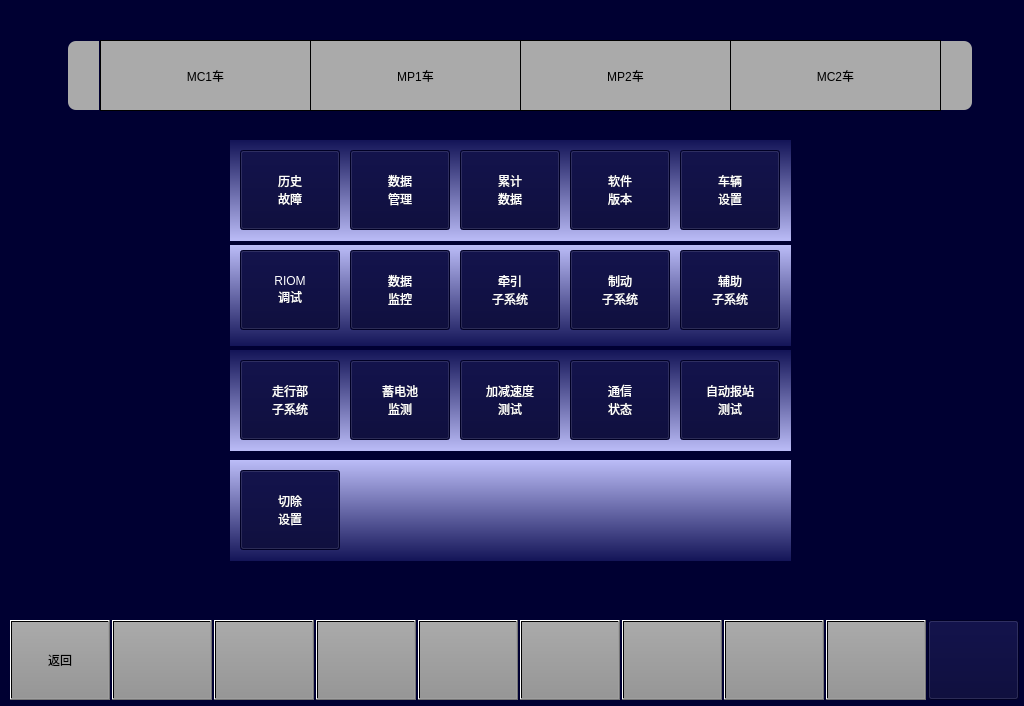
First picture: the form in vehiclemaintainpage.ui, repository 994656234/HHL, before the edit.
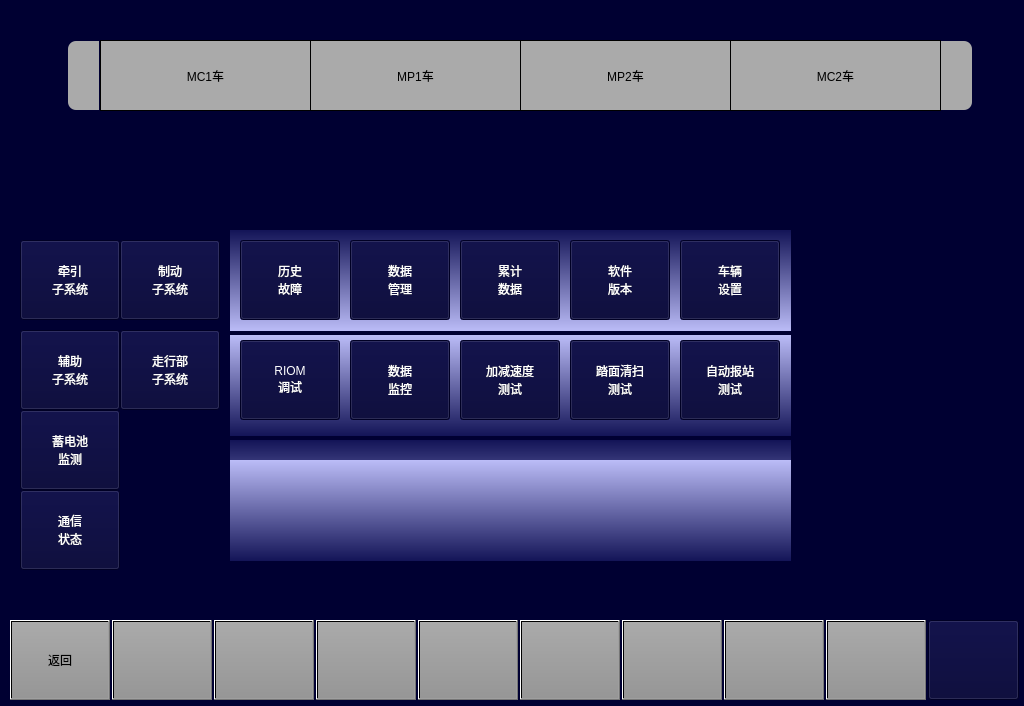
Second picture: the form after the edit. Icons and pictures are not drawn.

Patch:
```diff
--- a/vehiclemaintainpage.ui
+++ b/vehiclemaintainpage.ui
@@ -63,7 +63,7 @@
    <property name="geometry">
     <rect>
      <x>350</x>
-     <y>150</y>
+     <y>240</y>
      <width>100</width>
      <height>80</height>
     </rect>
@@ -82,7 +82,7 @@
    <property name="geometry">
     <rect>
      <x>240</x>
-     <y>150</y>
+     <y>240</y>
      <width>100</width>
      <height>80</height>
     </rect>
@@ -144,7 +144,7 @@
    <property name="geometry">
     <rect>
      <x>230</x>
-     <y>140</y>
+     <y>230</y>
      <width>561</width>
      <height>101</height>
     </rect>
@@ -179,7 +179,7 @@
    <property name="geometry">
     <rect>
      <x>680</x>
-     <y>150</y>
+     <y>240</y>
      <width>100</width>
      <height>80</height>
     </rect>
@@ -285,7 +285,7 @@
    <property name="geometry">
     <rect>
      <x>240</x>
-     <y>250</y>
+     <y>340</y>
      <width>100</width>
      <height>80</height>
     </rect>
@@ -325,7 +325,7 @@
    <property name="geometry">
     <rect>
      <x>230</x>
-     <y>245</y>
+     <y>335</y>
      <width>561</width>
      <height>101</height>
     </rect>
@@ -422,8 +422,8 @@
   <widget class="QPushButton" name="BTN_CommunicationStatus">
    <property name="geometry">
     <rect>
-     <x>570</x>
-     <y>360</y>
+     <x>20</x>
+     <y>490</y>
      <width>100</width>
      <height>80</height>
     </rect>
@@ -442,7 +442,7 @@
    <property name="geometry">
     <rect>
      <x>570</x>
-     <y>150</y>
+     <y>240</y>
      <width>100</width>
      <height>80</height>
     </rect>
@@ -461,7 +461,7 @@
    <property name="geometry">
     <rect>
      <x>350</x>
-     <y>250</y>
+     <y>340</y>
      <width>100</width>
      <height>80</height>
     </rect>
@@ -479,8 +479,8 @@
   <widget class="QPushButton" name="BTN_TractSubsystem">
    <property name="geometry">
     <rect>
-     <x>460</x>
-     <y>250</y>
+     <x>20</x>
+     <y>240</y>
      <width>100</width>
      <height>80</height>
     </rect>
@@ -499,7 +499,7 @@
    <property name="geometry">
     <rect>
      <x>230</x>
-     <y>350</y>
+     <y>440</y>
      <width>561</width>
      <height>101</height>
     </rect>
@@ -514,8 +514,8 @@
   <widget class="QPushButton" name="BTN_BrakeSubsystem">
    <property name="geometry">
     <rect>
-     <x>570</x>
-     <y>250</y>
+     <x>120</x>
+     <y>240</y>
      <width>100</width>
      <height>80</height>
     </rect>
@@ -533,8 +533,8 @@
   <widget class="QPushButton" name="BTN_AuxiliarySubsystem">
    <property name="geometry">
     <rect>
-     <x>680</x>
-     <y>250</y>
+     <x>20</x>
+     <y>330</y>
      <width>100</width>
      <height>80</height>
     </rect>
@@ -552,8 +552,8 @@
   <widget class="QPushButton" name="BTN_BogieLampSubsystem">
    <property name="geometry">
     <rect>
-     <x>240</x>
-     <y>360</y>
+     <x>120</x>
+     <y>330</y>
      <width>100</width>
      <height>80</height>
     </rect>
@@ -589,7 +589,7 @@
    <property name="geometry">
     <rect>
      <x>460</x>
-     <y>150</y>
+     <y>240</y>
      <width>100</width>
      <height>80</height>
     </rect>
@@ -608,7 +608,7 @@
    <property name="geometry">
     <rect>
      <x>680</x>
-     <y>360</y>
+     <y>340</y>
      <width>100</width>
      <height>80</height>
     </rect>
@@ -627,7 +627,7 @@
    <property name="geometry">
     <rect>
      <x>460</x>
-     <y>360</y>
+     <y>340</y>
      <width>100</width>
      <height>80</height>
     </rect>
@@ -697,8 +697,8 @@
   <widget class="QPushButton" name="BTN_Cut">
    <property name="geometry">
     <rect>
-     <x>240</x>
-     <y>470</y>
+     <x>570</x>
+     <y>340</y>
      <width>100</width>
      <height>80</height>
     </rect>
@@ -709,15 +709,15 @@
 font:20px &quot;微软雅黑&quot;;</string>
    </property>
    <property name="text">
-    <string>切除
-设置</string>
+    <string>踏面清扫
+测试</string>
    </property>
   </widget>
   <widget class="QPushButton" name="BTN_Accumulate">
    <property name="geometry">
     <rect>
-     <x>350</x>
-     <y>360</y>
+     <x>20</x>
+     <y>410</y>
      <width>100</width>
      <height>80</height>
     </rect>
```
